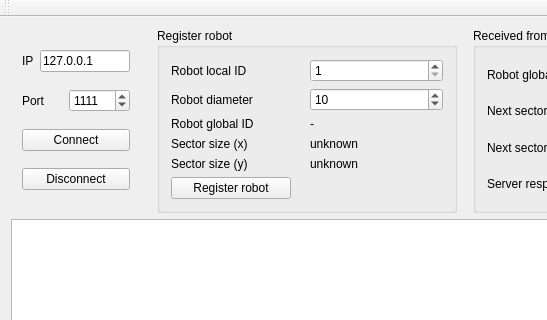
Qt form klient/klient.ui (pawelbogner/sys_zdarzeniowe_2013) before a commit; both pictures show x 0 to 547 and y 0 to 320 of the 796 by 605 pixel window.
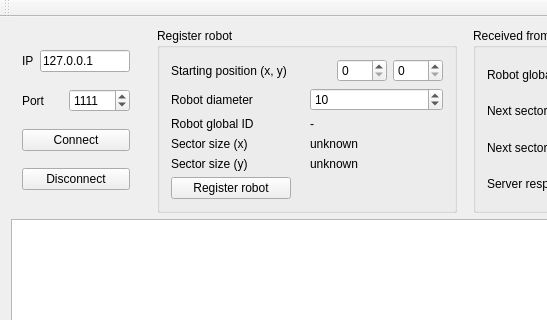
The same form after that commit.

```diff
--- a/klient/klient.ui
+++ b/klient/klient.ui
@@ -18,7 +18,7 @@
     <item>
      <layout class="QHBoxLayout" name="horizontalLayout_20">
       <item>
-       <widget class="QWidget" name="" native="true">
+       <widget class="QWidget" name="widget" native="true">
         <property name="sizePolicy">
          <sizepolicy hsizetype="Fixed" vsizetype="Preferred">
           <horstretch>0</horstretch>
@@ -166,17 +166,27 @@
            <item>
             <widget class="QLabel" name="label_3">
              <property name="text">
-              <string>Robot local ID</string>
+              <string>Starting position (x, y)</string>
              </property>
             </widget>
            </item>
            <item>
-            <widget class="QSpinBox" name="rr_lid">
-             <property name="minimum">
-              <number>1</number>
+            <widget class="QSpinBox" name="rr_starting_x">
+             <property name="maximumSize">
+              <size>
+               <width>50</width>
+               <height>16777215</height>
+              </size>
              </property>
-             <property name="value">
-              <number>1</number>
+            </widget>
+           </item>
+           <item>
+            <widget class="QSpinBox" name="rr_starting_y">
+             <property name="maximumSize">
+              <size>
+               <width>50</width>
+               <height>16777215</height>
+              </size>
              </property>
             </widget>
            </item>
```
